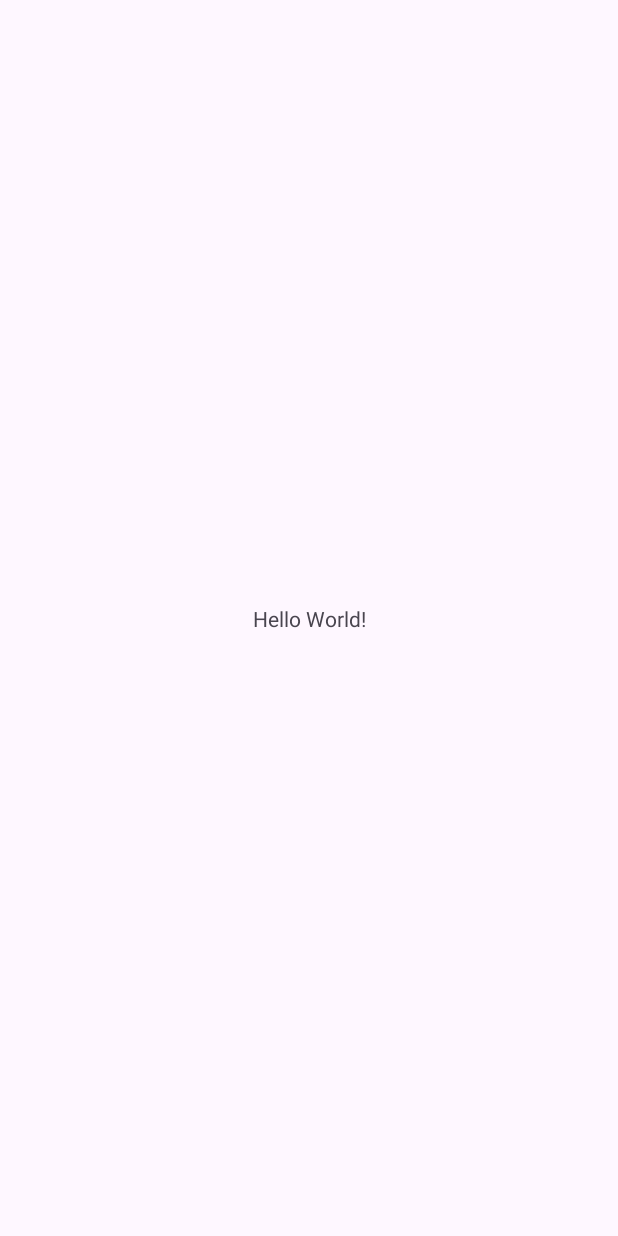
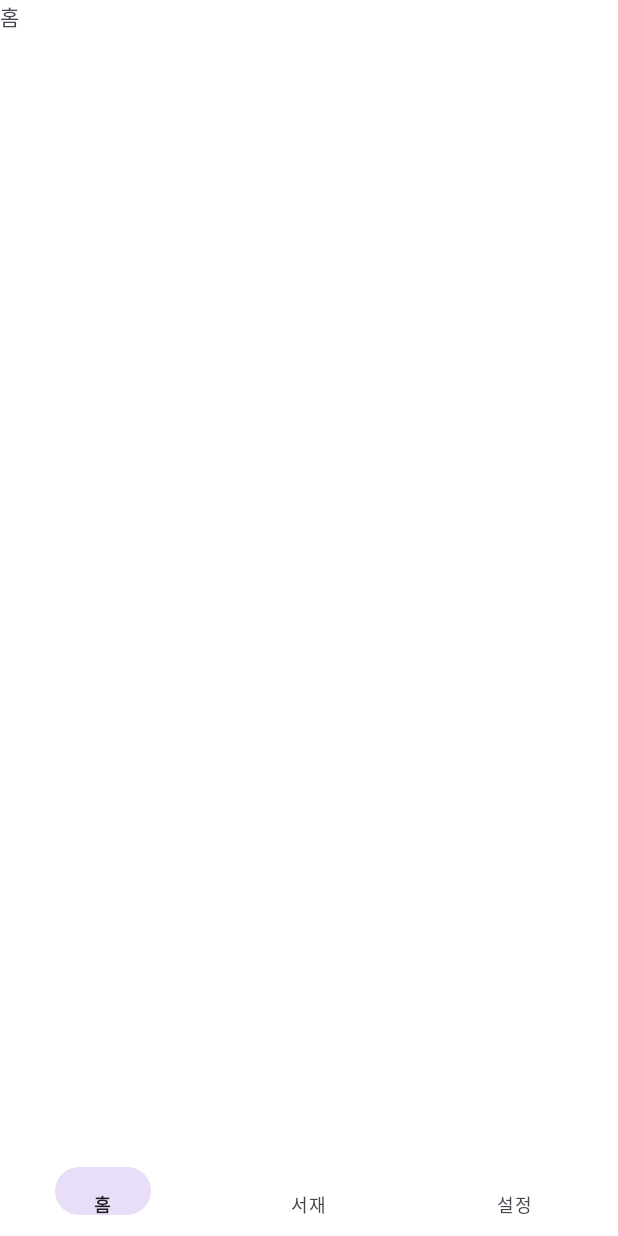
Before and after one commit to UMC-5th-M-team/Sally_AOS, an Android app: the screen it shows after launch (MainActivity), on a phone screen of 412 x 824 dp. Before the commit the screen is almost empty. Run offline under Robolectric (Android 15) with nearby library versions, the phone set to English and light mode, and no system bars; our stand-ins replace navigation-ui.

Commit message:
[FEAT] 하단바 생성

```diff
--- /dev/null
+++ b/app/src/main/java/com/umc/sally/HomeFragment.kt
@@ -0,0 +1,29 @@
+package com.umc.sally
+
+import android.os.Bundle
+import androidx.fragment.app.Fragment
+import android.view.LayoutInflater
+import android.view.View
+import android.view.ViewGroup
+import com.umc.sally.databinding.FragmentHomeBinding
+
+
+class HomeFragment : Fragment() {
+    // ViewBinding Setting
+    private var _binding: FragmentHomeBinding? = null
+    private val binding get() = _binding!!
+
+    override fun onCreateView(
+        inflater: LayoutInflater, container: ViewGroup?,
+        savedInstanceState: Bundle?
+    ): View? {
+        _binding = FragmentHomeBinding.inflate(layoutInflater)
+
+        return binding.root
+    }
+
+    override fun onDestroy() {
+        super.onDestroy()
+        _binding = null
+    }
+}
--- a/app/src/main/java/com/umc/sally/MainActivity.kt
+++ b/app/src/main/java/com/umc/sally/MainActivity.kt
@@ -2,10 +2,53 @@ package com.umc.sally
 
 import androidx.appcompat.app.AppCompatActivity
 import android.os.Bundle
+import android.view.View
+import androidx.navigation.NavController
+import androidx.navigation.fragment.NavHostFragment
+import androidx.navigation.ui.setupWithNavController
+import com.umc.sally.databinding.ActivityMainBinding
 
 class MainActivity : AppCompatActivity() {
+    // ViewBinding Setting
+    private var _binding: ActivityMainBinding? = null
+    private val binding get() = _binding!!
+
+    // NavController 선언
+    private lateinit var navController: NavController
     override fun onCreate(savedInstanceState: Bundle?) {
         super.onCreate(savedInstanceState)
-        setContentView(R.layout.activity_main)
+
+        // ViewBinding
+        _binding = ActivityMainBinding.inflate(layoutInflater)
+        setContentView(binding.root)
+
+        // NavController 설정
+        val navHostFragment = supportFragmentManager.findFragmentById(R.id.nav_host_fragment) as NavHostFragment
+        navController = navHostFragment.navController
+        // Navigation Graph를 사용해서 Bottom Navigation 설정
+        binding.navBottom.setupWithNavController(navController)
+
+        // 아이콘에 색상 입히지 않고 아이콘 이미지 그대로 보여주기
+        //binding.navBottom.itemIconTintList = null
+
+        // 최상위 화면을 제외하고는 BottomNavigation Bar 없애기
+        setBottomNavigation()
+    }
+
+    private fun setBottomNavigation() {
+        navController.addOnDestinationChangedListener{_, destination, _ ->
+            if(destination.id == R.id.menu_home ||
+                destination.id == R.id.menu_shelf ||
+                destination.id == R.id.menu_mypage) {
+                binding.navBottom.visibility = View.VISIBLE
+            } else {
+                binding.navBottom.visibility = View.GONE
+            }
+        }
+    }
+
+    override fun onDestroy() {
+        super.onDestroy()
+        _binding = null
     }
 }
--- a/app/src/main/res/layout/activity_main.xml
+++ b/app/src/main/res/layout/activity_main.xml
@@ -1,18 +1,31 @@
 <?xml version="1.0" encoding="utf-8"?>
-<androidx.constraintlayout.widget.ConstraintLayout xmlns:android="http://schemas.android.com/apk/res/android"
+<RelativeLayout xmlns:android="http://schemas.android.com/apk/res/android"
     xmlns:app="http://schemas.android.com/apk/res-auto"
     xmlns:tools="http://schemas.android.com/tools"
     android:layout_width="match_parent"
     android:layout_height="match_parent"
     tools:context=".MainActivity">
 
-    <TextView
-        android:layout_width="wrap_content"
+    <androidx.fragment.app.FragmentContainerView
+        android:id="@+id/nav_host_fragment"
+        android:name="androidx.navigation.fragment.NavHostFragment"
+        android:layout_width="match_parent"
         android:layout_height="wrap_content"
-        android:text="Hello World!"
-        app:layout_constraintBottom_toBottomOf="parent"
-        app:layout_constraintEnd_toEndOf="parent"
-        app:layout_constraintStart_toStartOf="parent"
-        app:layout_constraintTop_toTopOf="parent" />
+        android:background="@color/white"
+        app:defaultNavHost="true"
+        android:layout_alignParentTop="true"
+        app:navGraph="@navigation/nav_graph"
+        android:layout_above="@id/nav_bottom"/>
 
-</androidx.constraintlayout.widget.ConstraintLayout>
+    <!-- 하단 메뉴바 -->
+    <com.google.android.material.bottomnavigation.BottomNavigationView
+        android:id="@+id/nav_bottom"
+        android:layout_width="match_parent"
+        android:layout_height="58dp"
+        android:layout_alignParentBottom="true"
+        android:layout_gravity="start"
+        android:background="@color/white"
+        app:labelVisibilityMode="labeled"
+        app:menu="@menu/bottom_navigation_menu" />
+
+</RelativeLayout>
--- /dev/null
+++ b/app/src/main/res/layout/fragment_home.xml
@@ -0,0 +1,14 @@
+<?xml version="1.0" encoding="utf-8"?>
+<FrameLayout xmlns:android="http://schemas.android.com/apk/res/android"
+    xmlns:tools="http://schemas.android.com/tools"
+    android:layout_width="match_parent"
+    android:layout_height="match_parent"
+    tools:context=".HomeFragment">
+
+    <!-- TODO: Update blank fragment layout -->
+    <TextView
+        android:layout_width="match_parent"
+        android:layout_height="match_parent"
+        android:text="홈" />
+
+</FrameLayout>
--- /dev/null
+++ b/app/src/main/res/menu/bottom_navigation_menu.xml
@@ -0,0 +1,16 @@
+<?xml version="1.0" encoding="utf-8"?>
+<menu xmlns:android="http://schemas.android.com/apk/res/android">
+
+    <group>
+        <item
+            android:id="@+id/menu_home"
+            android:title="홈" />
+        <item
+            android:id="@+id/menu_shelf"
+            android:title="서재" />
+        <item
+            android:id="@+id/menu_mypage"
+            android:title="설정" />
+    </group>
+
+</menu>
--- /dev/null
+++ b/app/src/main/res/navigation/nav_graph.xml
@@ -0,0 +1,32 @@
+<?xml version="1.0" encoding="utf-8"?>
+<navigation xmlns:android="http://schemas.android.com/apk/res/android"
+    xmlns:app="http://schemas.android.com/apk/res-auto"
+    xmlns:tools="http://schemas.android.com/tools"
+    android:id="@+id/nav_graph"
+    app:startDestination="@id/menu_home">
+
+    <!-- 메인 홈 -->
+    <fragment
+        android:id="@+id/menu_home"
+        android:name="com.umc.sally.HomeFragment"
+        android:label="fragment_home"
+        tools:layout="@layout/fragment_home" >
+    </fragment>
+
+    <!-- 서재 -->
+    <fragment
+        android:id="@+id/menu_shelf"
+        android:name="com.umc.sally.ShelfFragment"
+        android:label="fragment_shelf"
+        tools:layout="@layout/fragment_shelf" >
+    </fragment>
+
+    <!-- 마이 페이지 -->
+    <fragment
+        android:id="@+id/menu_mypage"
+        android:name="com.umc.sally.MypageFragment"
+        android:label="fragment_mypage"
+        tools:layout="@layout/fragment_mypage" >
+    </fragment>
+
+</navigation>
--- a/app/src/main/res/values/strings.xml
+++ b/app/src/main/res/values/strings.xml
@@ -1,3 +1,5 @@
 <resources>
     <string name="app_name">Sally</string>
+    <!-- TODO: Remove or change this placeholder text -->
+    <string name="hello_blank_fragment">Hello blank fragment</string>
 </resources>
```
Also changed, not shown: app/build.gradle.kts (+9 -2 lines), app/src/main/java/com/umc/sally/MypageFragment.kt (added, +31 -0 lines), app/src/main/java/com/umc/sally/ShelfFragment.kt (added, +30 -0 lines), app/src/main/res/layout/fragment_mypage.xml (added, +14 -0 lines), app/src/main/res/layout/fragment_shelf.xml (added, +14 -0 lines).
